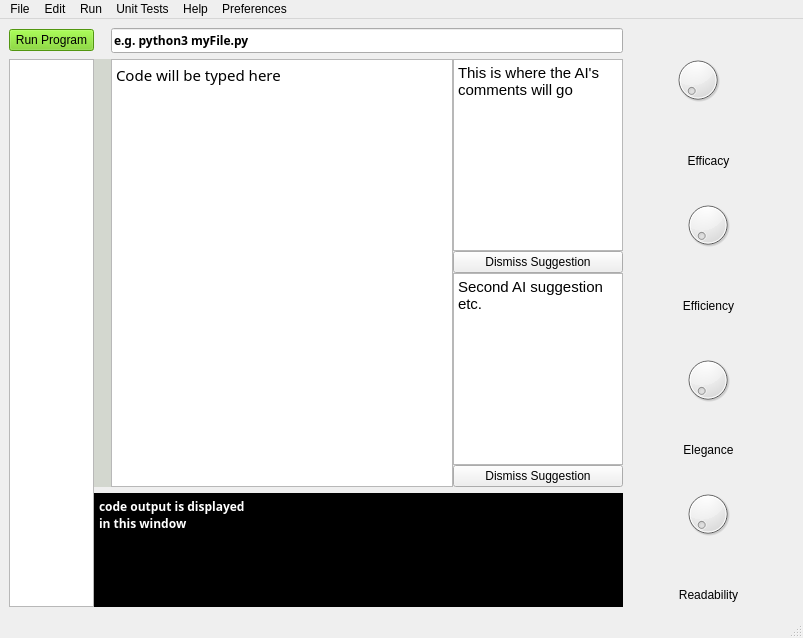
starswap/MLProgrammingIDE, file version2.ui: the form before one commit.
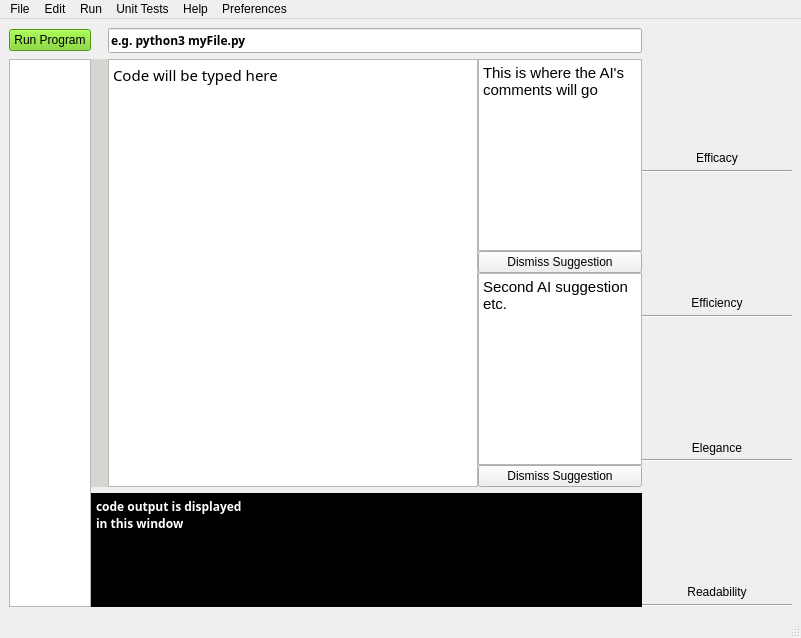
The form after the commit. Custom widgets are drawn as their Qt base class.

Commit message: Started the Hexagon object

```diff
--- a/version2.ui
+++ b/version2.ui
@@ -6,7 +6,7 @@
    <rect>
     <x>0</x>
     <y>0</y>
-    <width>803</width>
+    <width>801</width>
     <height>638</height>
    </rect>
   </property>
@@ -14,7 +14,7 @@
    <string>ML Programming IDE</string>
   </property>
   <widget class="QWidget" name="centralwidget">
-   <layout class="QGridLayout" name="gridLayout" rowstretch="1,15,0" columnstretch="10,2,40,20,20">
+   <layout class="QGridLayout" name="gridLayout" rowstretch="1,15,0" columnstretch="10,2,45,20,20">
     <property name="horizontalSpacing">
      <number>0</number>
     </property>
@@ -79,23 +79,43 @@
      </widget>
     </item>
     <item row="0" column="4" rowspan="3">
-     <layout class="QVBoxLayout" name="verticalLayout" stretch="5,1,5,1,5,1,5,1">
+     <layout class="QVBoxLayout" name="verticalLayout" stretch="5,1,0,5,1,0,5,1,0,5,1,0">
+      <property name="spacing">
+       <number>0</number>
+      </property>
       <item>
-       <widget class="QWidget" name="widget" native="true">
-        <widget class="QDial" name="dial">
-         <property name="geometry">
-          <rect>
-           <x>50</x>
-           <y>20</y>
-           <width>50</width>
-           <height>64</height>
-          </rect>
-         </property>
-        </widget>
+       <widget class="Hexagon" name="EfficacyHexagon" native="true">
+        <property name="sizePolicy">
+         <sizepolicy hsizetype="Fixed" vsizetype="MinimumExpanding">
+          <horstretch>0</horstretch>
+          <verstretch>0</verstretch>
+         </sizepolicy>
+        </property>
+        <property name="minimumSize">
+         <size>
+          <width>150</width>
+          <height>0</height>
+         </size>
+        </property>
+        <property name="hexColor" stdset="0">
+         <string>#00FF00</string>
+        </property>
        </widget>
       </item>
       <item>
        <widget class="QLabel" name="label">
+        <property name="sizePolicy">
+         <sizepolicy hsizetype="Fixed" vsizetype="Preferred">
+          <horstretch>0</horstretch>
+          <verstretch>0</verstretch>
+         </sizepolicy>
+        </property>
+        <property name="minimumSize">
+         <size>
+          <width>150</width>
+          <height>0</height>
+         </size>
+        </property>
         <property name="text">
          <string>Efficacy</string>
         </property>
@@ -105,21 +125,57 @@
        </widget>
       </item>
       <item>
-       <widget class="QWidget" name="widget_2" native="true">
-        <widget class="QDial" name="dial_2">
-         <property name="geometry">
-          <rect>
-           <x>60</x>
-           <y>20</y>
-           <width>50</width>
-           <height>64</height>
-          </rect>
-         </property>
-        </widget>
+       <widget class="Line" name="line">
+        <property name="sizePolicy">
+         <sizepolicy hsizetype="Fixed" vsizetype="Fixed">
+          <horstretch>0</horstretch>
+          <verstretch>0</verstretch>
+         </sizepolicy>
+        </property>
+        <property name="minimumSize">
+         <size>
+          <width>150</width>
+          <height>0</height>
+         </size>
+        </property>
+        <property name="orientation">
+         <enum>Qt::Horizontal</enum>
+        </property>
+       </widget>
+      </item>
+      <item>
+       <widget class="Hexagon" name="EfficiencyHexagon" native="true">
+        <property name="sizePolicy">
+         <sizepolicy hsizetype="Fixed" vsizetype="Preferred">
+          <horstretch>0</horstretch>
+          <verstretch>0</verstretch>
+         </sizepolicy>
+        </property>
+        <property name="minimumSize">
+         <size>
+          <width>150</width>
+          <height>0</height>
+         </size>
+        </property>
+        <property name="hexColor" stdset="0">
+         <string>#0000FF</string>
+        </property>
        </widget>
       </item>
       <item>
        <widget class="QLabel" name="label_2">
+        <property name="sizePolicy">
+         <sizepolicy hsizetype="Fixed" vsizetype="Preferred">
+          <horstretch>0</horstretch>
+          <verstretch>0</verstretch>
+         </sizepolicy>
+        </property>
+        <property name="minimumSize">
+         <size>
+          <width>150</width>
+          <height>0</height>
+         </size>
+        </property>
         <property name="text">
          <string>Efficiency</string>
         </property>
@@ -129,21 +185,57 @@
        </widget>
       </item>
       <item>
-       <widget class="QWidget" name="widget_3" native="true">
-        <widget class="QDial" name="dial_3">
-         <property name="geometry">
-          <rect>
-           <x>60</x>
-           <y>30</y>
-           <width>50</width>
-           <height>64</height>
-          </rect>
-         </property>
-        </widget>
+       <widget class="Line" name="line_2">
+        <property name="sizePolicy">
+         <sizepolicy hsizetype="Fixed" vsizetype="Fixed">
+          <horstretch>0</horstretch>
+          <verstretch>0</verstretch>
+         </sizepolicy>
+        </property>
+        <property name="minimumSize">
+         <size>
+          <width>150</width>
+          <height>0</height>
+         </size>
+        </property>
+        <property name="orientation">
+         <enum>Qt::Horizontal</enum>
+        </property>
+       </widget>
+      </item>
+      <item>
+       <widget class="Hexagon" name="EleganceHexagon" native="true">
+        <property name="sizePolicy">
+         <sizepolicy hsizetype="Fixed" vsizetype="Preferred">
+          <horstretch>0</horstretch>
+          <verstretch>0</verstretch>
+         </sizepolicy>
+        </property>
+        <property name="minimumSize">
+         <size>
+          <width>150</width>
+          <height>0</height>
+         </size>
+        </property>
+        <property name="hexColor" stdset="0">
+         <string>#f542ad</string>
+        </property>
        </widget>
       </item>
       <item>
        <widget class="QLabel" name="label_3">
+        <property name="sizePolicy">
+         <sizepolicy hsizetype="Fixed" vsizetype="Preferred">
+          <horstretch>0</horstretch>
+          <verstretch>0</verstretch>
+         </sizepolicy>
+        </property>
+        <property name="minimumSize">
+         <size>
+          <width>150</width>
+          <height>0</height>
+         </size>
+        </property>
         <property name="text">
          <string>Elegance</string>
         </property>
@@ -153,21 +245,57 @@
        </widget>
       </item>
       <item>
-       <widget class="QWidget" name="widget_4" native="true">
-        <widget class="QDial" name="dial_4">
-         <property name="geometry">
-          <rect>
-           <x>60</x>
-           <y>20</y>
-           <width>50</width>
-           <height>64</height>
-          </rect>
-         </property>
-        </widget>
+       <widget class="Line" name="line_3">
+        <property name="sizePolicy">
+         <sizepolicy hsizetype="Fixed" vsizetype="Fixed">
+          <horstretch>0</horstretch>
+          <verstretch>0</verstretch>
+         </sizepolicy>
+        </property>
+        <property name="minimumSize">
+         <size>
+          <width>150</width>
+          <height>0</height>
+         </size>
+        </property>
+        <property name="orientation">
+         <enum>Qt::Horizontal</enum>
+        </property>
+       </widget>
+      </item>
+      <item>
+       <widget class="Hexagon" name="ReadabilityHexagon" native="true">
+        <property name="sizePolicy">
+         <sizepolicy hsizetype="Fixed" vsizetype="Preferred">
+          <horstretch>0</horstretch>
+          <verstretch>0</verstretch>
+         </sizepolicy>
+        </property>
+        <property name="minimumSize">
+         <size>
+          <width>150</width>
+          <height>0</height>
+         </size>
+        </property>
+        <property name="hexColor" stdset="0">
+         <string>#FF0000</string>
+        </property>
        </widget>
       </item>
       <item>
        <widget class="QLabel" name="label_4">
+        <property name="sizePolicy">
+         <sizepolicy hsizetype="Fixed" vsizetype="Preferred">
+          <horstretch>0</horstretch>
+          <verstretch>0</verstretch>
+         </sizepolicy>
+        </property>
+        <property name="minimumSize">
+         <size>
+          <width>150</width>
+          <height>0</height>
+         </size>
+        </property>
         <property name="text">
          <string>Readability</string>
         </property>
@@ -176,6 +304,25 @@
         </property>
        </widget>
       </item>
+      <item>
+       <widget class="Line" name="line_4">
+        <property name="sizePolicy">
+         <sizepolicy hsizetype="Fixed" vsizetype="Fixed">
+          <horstretch>0</horstretch>
+          <verstretch>0</verstretch>
+         </sizepolicy>
+        </property>
+        <property name="minimumSize">
+         <size>
+          <width>150</width>
+          <height>0</height>
+         </size>
+        </property>
+        <property name="orientation">
+         <enum>Qt::Horizontal</enum>
+        </property>
+       </widget>
+      </item>
      </layout>
     </item>
     <item row="1" column="3">
@@ -291,7 +438,7 @@
     <rect>
      <x>0</x>
      <y>0</y>
-     <width>803</width>
+     <width>801</width>
      <height>22</height>
     </rect>
    </property>
@@ -452,6 +599,14 @@
    </property>
   </action>
  </widget>
+ <customwidgets>
+  <customwidget>
+   <class>Hexagon</class>
+   <extends>QWidget</extends>
+   <header>Objects.HexagonObject</header>
+   <container>1</container>
+  </customwidget>
+ </customwidgets>
  <resources/>
  <connections/>
 </ui>
```
Left out of the diff: 10 changed lines with no effect on the pictures. The commit also changes 5 other files.
